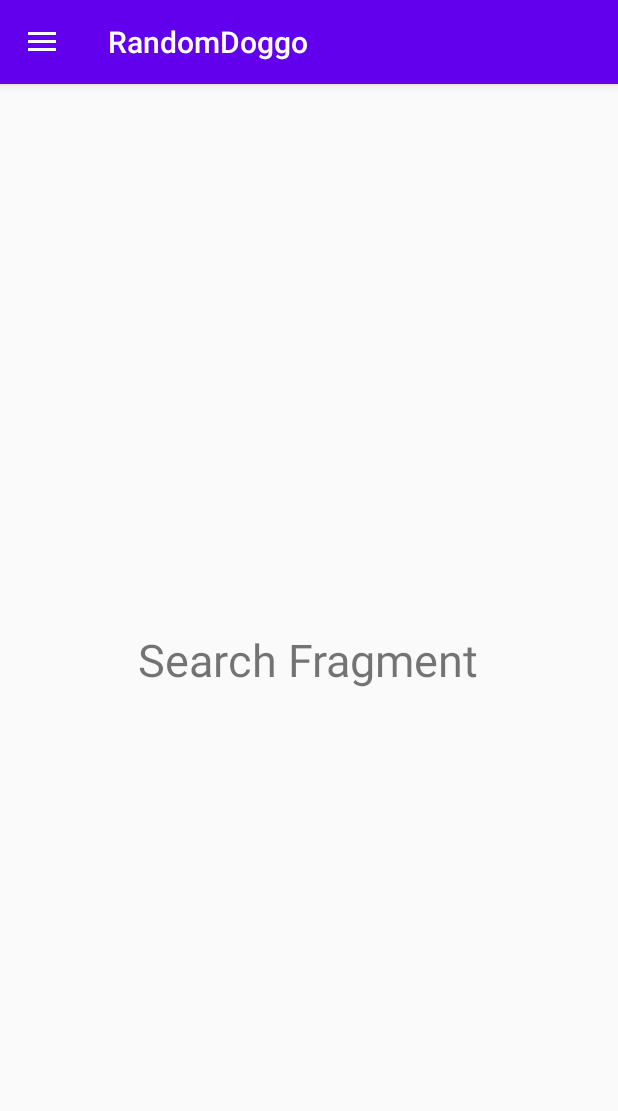
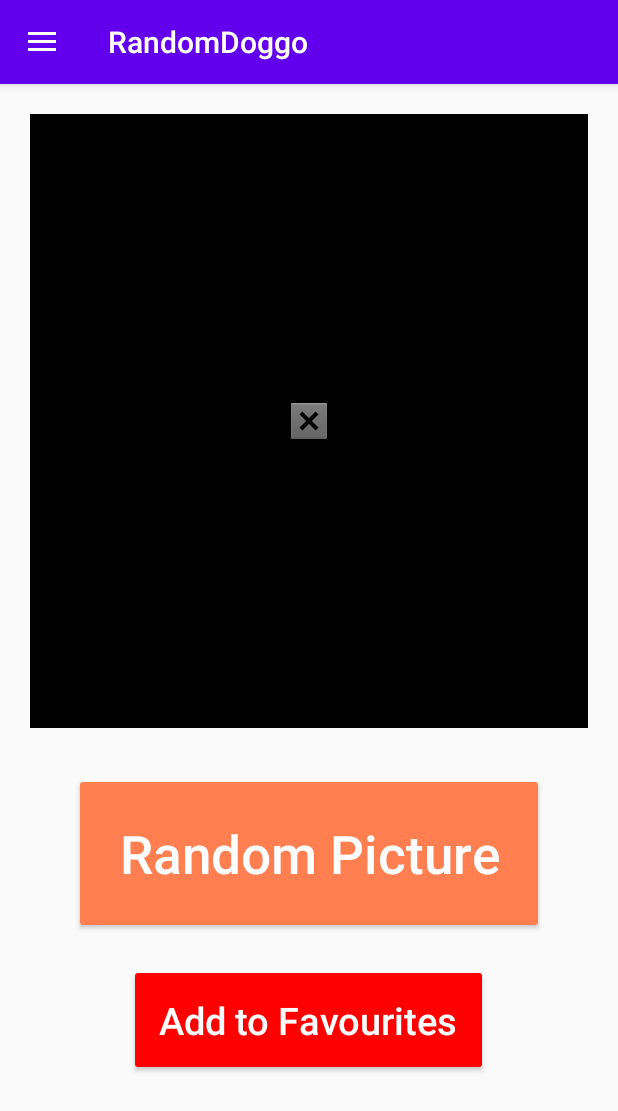
Before and after one commit to dorog/RandomDoggoApp, an Android app: the screen it shows after launch (MainActivity), after a tap on "Search", on a phone screen of 412 x 824 dp. Shown: the top 1111 px of the screen. Run offline under Robolectric (Android 15) with nearby library versions, the phone set to English and light mode, and no system bars; our stand-ins replace Dagger/Hilt's generated code, EventBus; 1 other tap on this screen came first.

Commit message:
Design Search Fragment

```diff
--- a/app/src/main/AndroidManifest.xml
+++ b/app/src/main/AndroidManifest.xml
@@ -13,7 +13,6 @@
         <activity android:name=".ui.main.MainActivity">
             <intent-filter>
                 <action android:name="android.intent.action.MAIN" />
-
                 <category android:name="android.intent.category.LAUNCHER" />
             </intent-filter>
         </activity>
--- a/app/src/main/res/layout/fragment_search.xml
+++ b/app/src/main/res/layout/fragment_search.xml
@@ -1,12 +1,54 @@
 <?xml version="1.0" encoding="utf-8"?>
-<RelativeLayout xmlns:android="http://schemas.android.com/apk/res/android"
+<LinearLayout xmlns:android="http://schemas.android.com/apk/res/android"
+    xmlns:app="http://schemas.android.com/apk/res-auto"
     android:layout_width="match_parent"
-    android:layout_height="match_parent">
+    android:layout_height="match_parent"
+    android:orientation="vertical">
 
-    <TextView
-        android:layout_width="wrap_content"
-        android:layout_height="wrap_content"
-        android:text = "Search Fragment"
-        android:textSize = "30sp"
-        android:layout_centerInParent="true"/>
-</RelativeLayout>
+    <ImageView
+        android:id="@+id/search_imageView"
+        android:layout_width="match_parent"
+        android:layout_height="0dp"
+        android:contentDescription="@string/randomdoggo_picture"
+        android:scaleType="center"
+        app:srcCompat="@android:drawable/btn_dialog"
+        android:layout_weight="9"
+        android:background="#000000"
+        android:padding="1dp"
+        android:layout_margin="20dp"/>
+
+    <LinearLayout
+        android:layout_width="match_parent"
+        android:layout_height="0dp"
+        android:layout_weight="7"
+        android:orientation="vertical">
+
+        <Button
+            style="@style/Widget.AppCompat.Button.Colored"
+            android:layout_width="wrap_content"
+            android:layout_height="wrap_content"
+            android:text="@string/random_picture"
+            android:textAllCaps="false"
+            android:textSize="35sp"
+            android:layout_gravity="center_horizontal"
+            android:padding="30dp"
+            android:layout_margin="10dp">
+        </Button>
+
+        <Button
+            android:layout_width="wrap_content"
+            android:layout_height="wrap_content"
+            android:layout_gravity="center_horizontal"
+            android:text="@string/add_to_favourites"
+            android:textSize="25sp"
+            android:textAllCaps="false"
+            style="@style/Widget.AppCompat.Button.Colored"
+            android:theme="@style/SearchAddToFavourites"
+            android:padding="20dp"
+            android:layout_margin="10dp">
+        </Button>
+
+    </LinearLayout>
+
+
+</LinearLayout>
--- a/app/src/main/res/values-v21/styles.xml
+++ b/app/src/main/res/values-v21/styles.xml
@@ -5,6 +5,7 @@
         <item name = "windowActionBar">false</item>
         <item name = "windowNoTitle">true</item>
         <item name="android:statusBarColor">@android:color/transparent</item>
+        <item name="colorAccent">@color/colorButton</item>
     </style>
 
 </resources>
--- a/app/src/main/res/values/colors.xml
+++ b/app/src/main/res/values/colors.xml
@@ -4,4 +4,6 @@
     <color name="colorPrimaryDark">#3700B3</color>
     <color name="colorAccent">#03DAC5</color>
     <color name="colorNavHeader">#FF7F50</color>
+    <color name="colorButton">#FF7F50</color>
+    <color name="redButton">#FF0000</color>
 </resources>
--- a/app/src/main/res/values/strings.xml
+++ b/app/src/main/res/values/strings.xml
@@ -8,4 +8,7 @@
     <string name="credits_menu">Credits</string>
     <string name = "navigation_drawer_open">Open Navigation drawer</string>
     <string name = "navigation_drawer_close">Close Navigation drawer</string>
+    <string name="randomdoggo_picture">RandomDoggo picture</string>
+    <string name="random_picture">Random Picture</string>
+    <string name="add_to_favourites">Add to Favourites</string>
 </resources>
--- a/app/src/main/res/values/styles.xml
+++ b/app/src/main/res/values/styles.xml
@@ -8,9 +8,14 @@
         <item name="colorAccent">@color/colorAccent</item>
     </style>
 
+    <style name = "SearchAddToFavourites">
+        <item name="colorAccent">@color/redButton</item>
+    </style>
+
     <style name ="AppTheme.NoActionBar">
         <item name = "windowActionBar">false</item>
         <item name = "windowNoTitle">true</item>
+        <item name="colorAccent">@color/colorButton</item>
     </style>
 
 </resources>
```
